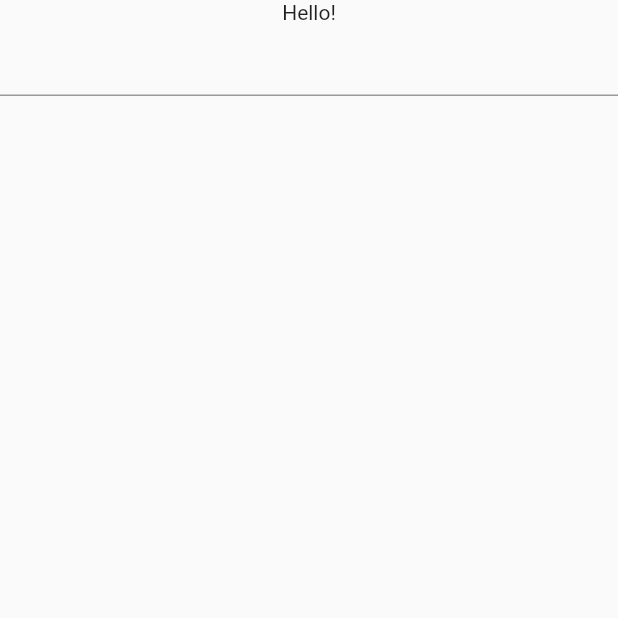
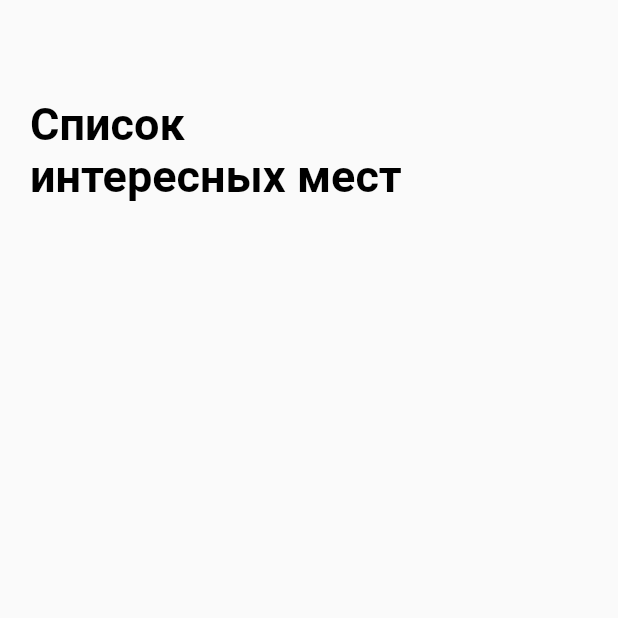
Before and after one commit to Vadim-T0/surf_places, a Flutter app: the screen it shows after launch, on a phone screen of 412 x 824 dp, the top half of it. Run offline on Flutter 3.47's test engine with Material 2 defaults, Android fonts, the phone set to English and light mode, and no system bars.

Commit message:
4.4.1 Text и TextStyle.

```diff
--- a/lib/ui/screen/sight_list_screen.dart
+++ b/lib/ui/screen/sight_list_screen.dart
@@ -1,3 +1,6 @@
+import 'dart:ui';
+
+import 'package:flutter/cupertino.dart';
 import 'package:flutter/material.dart';
 
 // Экран приложения.
@@ -11,13 +14,20 @@ class _SightListScreenState extends State<SightListScreen> {
   Widget build(BuildContext context) {
     return Scaffold(
       resizeToAvoidBottomInset: false,
+      appBar: AppBar(
+        title: Text(
+          "Список\nинтересных мест",
+          maxLines: 2,
+          style: TextStyle(color: Colors.black, fontSize: 30, fontWeight: FontWeight.bold),
+          textAlign: TextAlign.left,
+        ),
+        backgroundColor: Colors.transparent,
+        elevation: 0,
+        titleSpacing: 20,
+        toolbarHeight: 200,
+      ),
       body: Center(
-          child: Column(
-              children: <Widget> [
-                Text("Hello!"),
-                TextField(),
-            ],
-          ),
+     //   child: Text("Hello!"),
       ),
     );
   }
```
